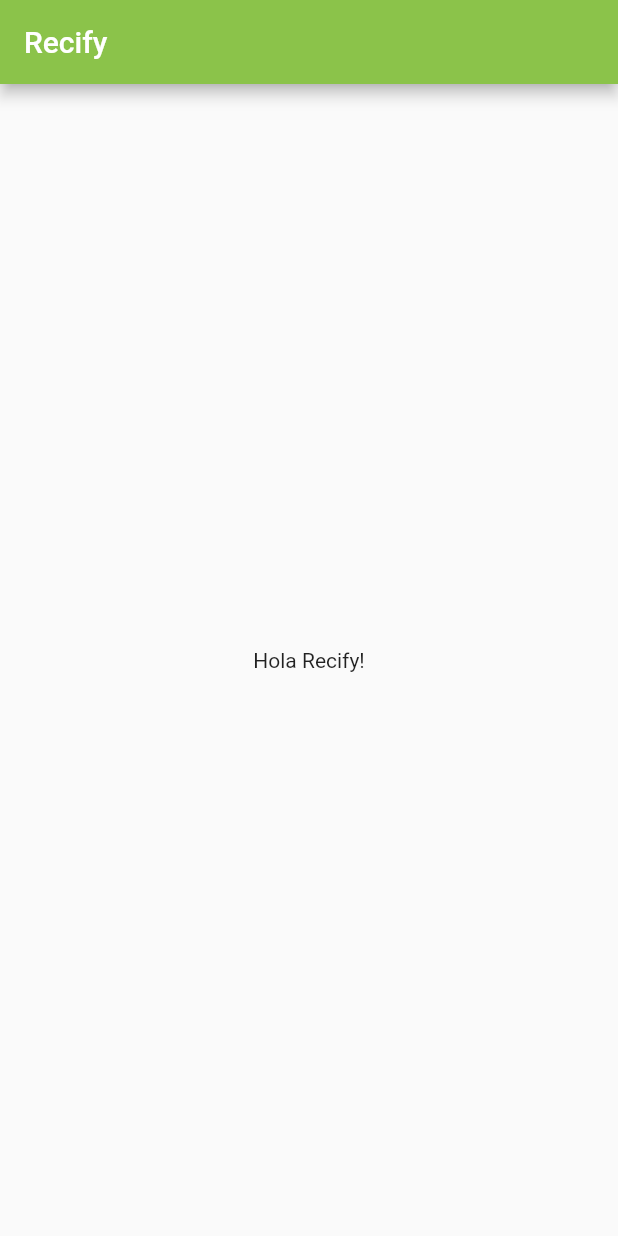
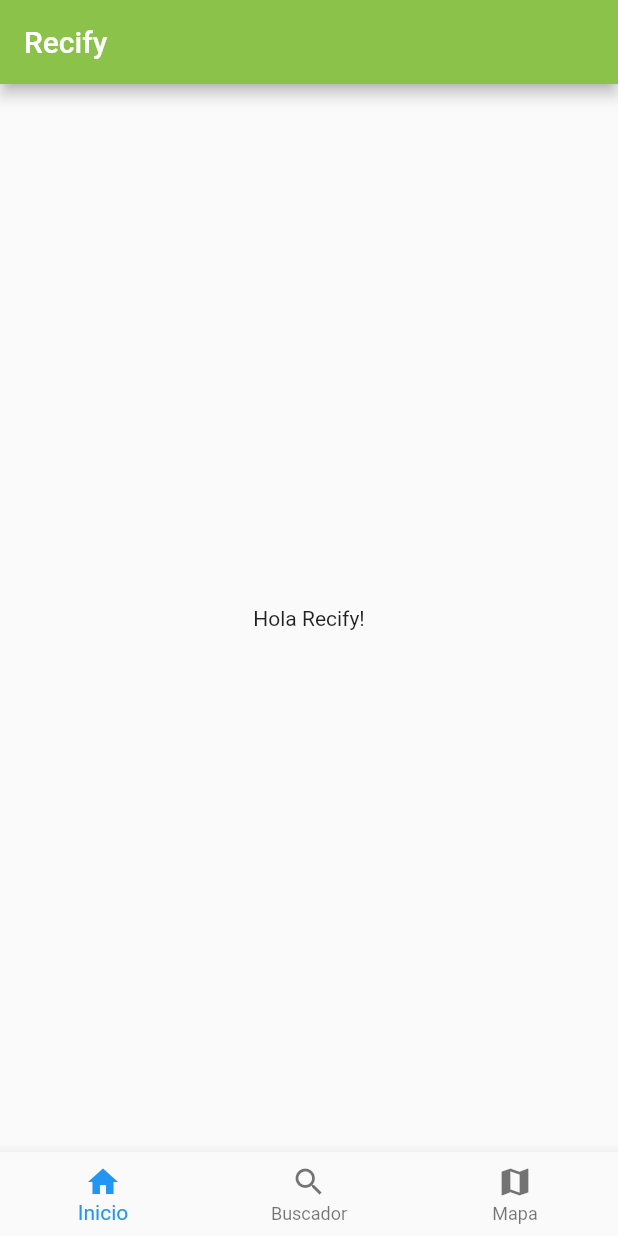
Before and after one commit to w1sec0d/recify-flutter, a Flutter app: the screen it shows after launch, on a phone screen of 412 x 824 dp. Run offline on Flutter 3.47's test engine with Material 2 defaults, Android fonts, the phone set to English and light mode, and no system bars.

Commit message:
Barra de navegacion añadida

```diff
--- a/lib/main.dart
+++ b/lib/main.dart
@@ -24,6 +24,23 @@
         body: Container(
           child: Center(child: const Text("Hola Recify!")),
         ),
+        bottomNavigationBar: BottomNavigationBar(
+          type: BottomNavigationBarType.fixed,
+          items: [
+            BottomNavigationBarItem(
+              icon: Icon(Icons.home),
+              label: 'Inicio',
+            ),
+            BottomNavigationBarItem(
+              icon: Icon(Icons.search),
+              label: 'Buscador',
+            ),
+            BottomNavigationBarItem(
+              icon: Icon(Icons.map),
+              label: 'Mapa',
+            ),
+          ],
+        ),
       ),
     );
   }
```
